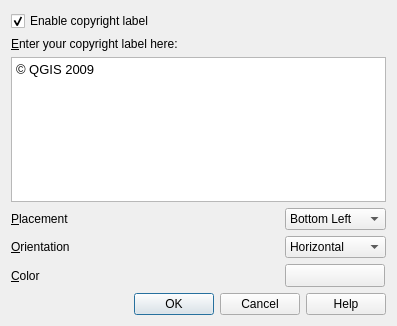
Qt form src/ui/qgsdecorationcopyrightdialog.ui (kadas-albireo/kadas-albireo) before a commit.
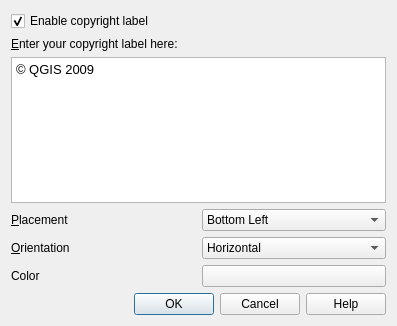
The same form after that commit. Icons and pictures are not drawn. Custom widgets are drawn as their Qt base class.

Commit message: [FEATURE] Update QgsColorButton to offer live color chooser updates and show transparent checkerboard background

The edit to the form file:
```diff
--- a/src/ui/qgsdecorationcopyrightdialog.ui
+++ b/src/ui/qgsdecorationcopyrightdialog.ui
@@ -45,8 +45,8 @@
       <string>&lt;!DOCTYPE HTML PUBLIC &quot;-//W3C//DTD HTML 4.0//EN&quot; &quot;http://www.w3.org/TR/REC-html40/strict.dtd&quot;&gt;
 &lt;html&gt;&lt;head&gt;&lt;meta name=&quot;qrichtext&quot; content=&quot;1&quot; /&gt;&lt;style type=&quot;text/css&quot;&gt;
 p, li { white-space: pre-wrap; }
-&lt;/style&gt;&lt;/head&gt;&lt;body style=&quot; font-family:'Ubuntu'; font-size:10pt; font-weight:400; font-style:normal;&quot;&gt;
-&lt;p style=&quot; margin-top:0px; margin-bottom:0px; margin-left:0px; margin-right:0px; -qt-block-indent:0; text-indent:0px;&quot;&gt;&lt;span style=&quot; font-family:'Verdana';&quot;&gt;© QGIS 2009&lt;/span&gt;&lt;/p&gt;&lt;/body&gt;&lt;/html&gt;</string>
+&lt;/style&gt;&lt;/head&gt;&lt;body style=&quot; font-family:'Lucida Grande'; font-size:13pt; font-weight:400; font-style:normal;&quot;&gt;
+&lt;p style=&quot; margin-top:0px; margin-bottom:0px; margin-left:0px; margin-right:0px; -qt-block-indent:0; text-indent:0px;&quot;&gt;&lt;span style=&quot; font-family:'Verdana'; font-size:10pt;&quot;&gt;© QGIS 2009&lt;/span&gt;&lt;/p&gt;&lt;/body&gt;&lt;/html&gt;</string>
      </property>
     </widget>
    </item>
@@ -111,26 +111,7 @@
    <item row="5" column="0">
     <widget class="QLabel" name="label">
      <property name="text">
-      <string>&amp;Color</string>
-     </property>
-     <property name="buddy">
-      <cstring>pbnColorChooser</cstring>
-     </property>
-    </widget>
-   </item>
-   <item row="5" column="1">
-    <widget class="QgsColorButton" name="pbnColorChooser">
-     <property name="sizePolicy">
-      <sizepolicy hsizetype="Fixed" vsizetype="Expanding">
-       <horstretch>0</horstretch>
-       <verstretch>0</verstretch>
-      </sizepolicy>
-     </property>
-     <property name="minimumSize">
-      <size>
-       <width>100</width>
-       <height>0</height>
-      </size>
+      <string>Color</string>
      </property>
     </widget>
    </item>
@@ -144,13 +125,20 @@
      </property>
     </widget>
    </item>
+   <item row="5" column="1">
+    <widget class="QgsColorButton" name="pbnColorChooser">
+     <property name="text">
+      <string/>
+     </property>
+    </widget>
+   </item>
   </layout>
  </widget>
  <layoutdefault spacing="6" margin="11"/>
  <customwidgets>
   <customwidget>
    <class>QgsColorButton</class>
-   <extends>QToolButton</extends>
+   <extends>QPushButton</extends>
    <header>qgscolorbutton.h</header>
   </customwidget>
  </customwidgets>
```
Left out of the diff: 1 changed line with no effect on the pictures. The commit also changes 73 other files.
